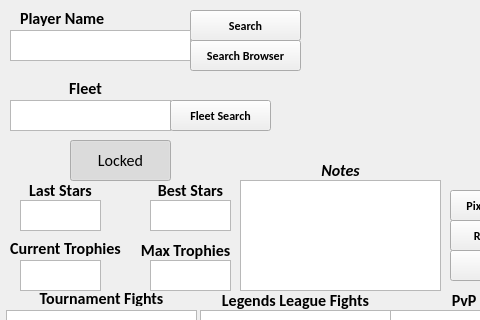
First picture: the form in _internal/pss-ttt.ui, repository arraken/pss-ttt, before the edit; both pictures show x 0 to 480 and y 0 to 320 of the 592 by 597 pixel window.
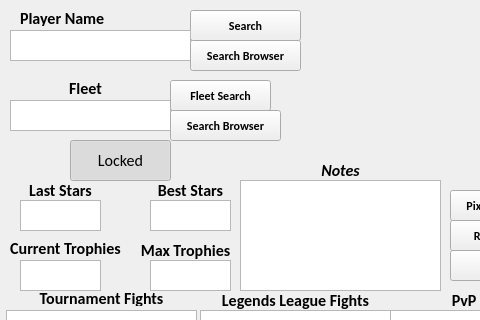
Second picture: the form after the edit.

```diff
--- a/_internal/pss-ttt.ui
+++ b/_internal/pss-ttt.ui
@@ -584,7 +584,7 @@
     <property name="geometry">
      <rect>
       <x>170</x>
-      <y>100</y>
+      <y>80</y>
       <width>101</width>
       <height>31</height>
      </rect>
@@ -754,6 +754,27 @@
      <string>Export Fights</string>
     </property>
    </widget>
+   <widget class="QPushButton" name="fleetBrowserSearchButton">
+    <property name="geometry">
+     <rect>
+      <x>170</x>
+      <y>110</y>
+      <width>111</width>
+      <height>31</height>
+     </rect>
+    </property>
+    <property name="font">
+     <font>
+      <family>Calibri</family>
+      <pointsize>9</pointsize>
+      <weight>75</weight>
+      <bold>true</bold>
+     </font>
+    </property>
+    <property name="text">
+     <string>Search Browser</string>
+    </property>
+   </widget>
   </widget>
   <widget class="QStatusBar" name="statusbar">
    <property name="sizeGripEnabled">
```
